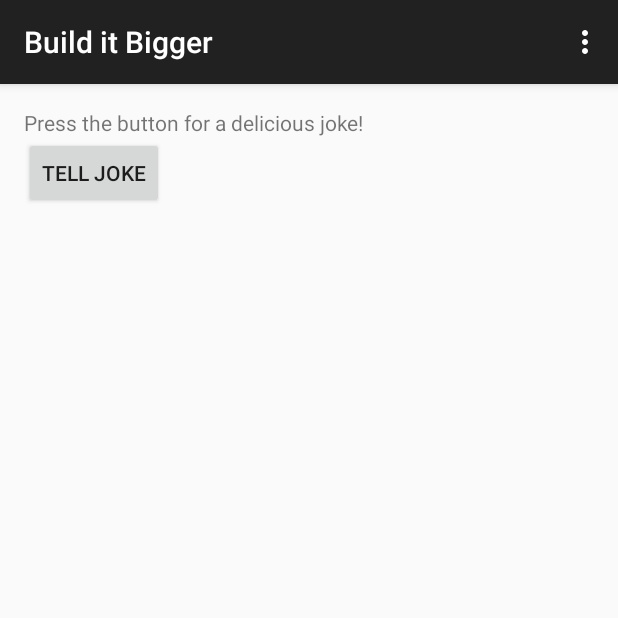
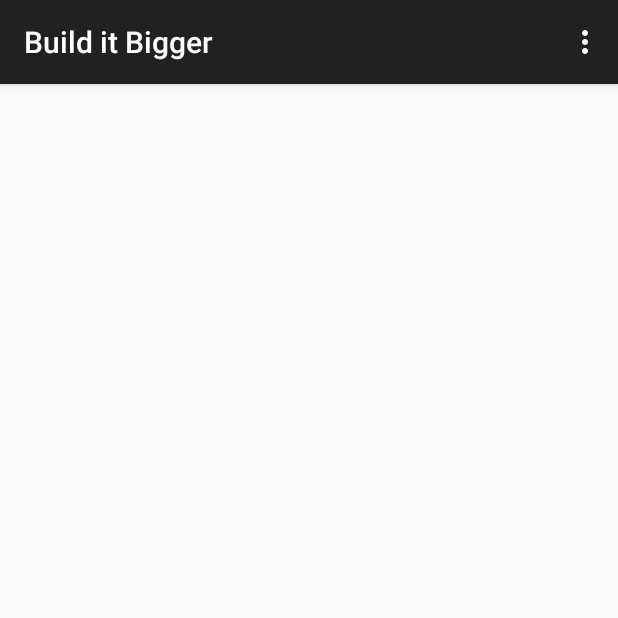
Before and after one commit to steve111MV/BuiltItBigger, an Android app: the screen it shows after launch (MainActivity), on a phone screen of 412 x 824 dp, the top half of it. Run offline under Robolectric (Android 15) with nearby library versions, the phone set to English and light mode, and no system bars; 1 statement that could not run was skipped.

```diff
--- a/app/src/main/java/com/udacity/gradle/builditbigger/MainActivityFragment.java
+++ /dev/null
@@ -1,36 +0,0 @@
-package com.udacity.gradle.builditbigger;
-
-import android.os.Bundle;
-import android.support.v4.app.Fragment;
-import android.view.LayoutInflater;
-import android.view.View;
-import android.view.ViewGroup;
-
-import com.google.android.gms.ads.AdRequest;
-import com.google.android.gms.ads.AdView;
-
-
-/**
- * A placeholder fragment containing a simple view.
- */
-public class MainActivityFragment extends Fragment {
-
-    public MainActivityFragment() {
-    }
-
-    @Override
-    public View onCreateView(LayoutInflater inflater, ViewGroup container,
-                             Bundle savedInstanceState) {
-        View root = inflater.inflate(R.layout.fragment_main, container, false);
-
-        AdView mAdView = (AdView) root.findViewById(R.id.adView);
-        // Create an ad request. Check logcat output for the hashed device ID to
-        // get test ads on a physical device. e.g.
-        // "Use AdRequest.Builder.addTestDevice("ABCDEF012345") to get test ads on this device."
-        AdRequest adRequest = new AdRequest.Builder()
-                .addTestDevice(AdRequest.DEVICE_ID_EMULATOR)
-                .build();
-        mAdView.loadAd(adRequest);
-        return root;
-    }
-}
--- a/app/src/main/res/layout/fragment_main.xml
+++ /dev/null
@@ -1,36 +0,0 @@
-<RelativeLayout xmlns:android="http://schemas.android.com/apk/res/android"
-    xmlns:ads="http://schemas.android.com/apk/res-auto"
-    xmlns:tools="http://schemas.android.com/tools"
-    android:layout_width="match_parent"
-    android:layout_height="match_parent"
-    android:paddingBottom="@dimen/activity_vertical_margin"
-    android:paddingLeft="@dimen/activity_horizontal_margin"
-    android:paddingRight="@dimen/activity_horizontal_margin"
-    android:paddingTop="@dimen/activity_vertical_margin"
-    tools:context=".MainActivityFragment">
-
-    <TextView
-        android:id="@+id/instructions_text_view"
-        android:layout_width="wrap_content"
-        android:layout_height="wrap_content"
-        android:text="@string/instructions" />
-
-    <Button
-        android:layout_width="wrap_content"
-        android:layout_height="wrap_content"
-        android:layout_below="@+id/instructions_text_view"
-        android:onClick="tellJoke"
-        android:text="@string/button_text"
-
-        />
-
-    <com.google.android.gms.ads.AdView
-        android:id="@+id/adView"
-        android:layout_width="wrap_content"
-        android:layout_height="wrap_content"
-        android:layout_alignParentBottom="true"
-        android:layout_centerHorizontal="true"
-        ads:adSize="BANNER"
-        ads:adUnitId="@string/banner_ad_unit_id"></com.google.android.gms.ads.AdView>
-
-</RelativeLayout>
--- a/backend/build.gradle
+++ b/backend/build.gradle
@@ -34,7 +34,7 @@ dependencies {
 
     compile 'com.google.api-client:google-api-client-android:1.23.0'
 
-    compile project(':javajoke')
+    compile project(path: ':javajoke')
 
     /*
 
```
Also changed, not shown: androidjokedisplay/src/main/java/cg/ndendelab/androidjokedisplay/JokeDisplayActivity.java (+12 -0 lines), androidjokedisplay/src/main/res/layout/activity_joke_display.xml (+10 -2 lines), app/build.gradle (+16 -5 lines), app/src/main/java/com/udacity/gradle/builditbigger/EndpointsAsyncTask.java (+30 -11 lines), app/src/main/java/com/udacity/gradle/builditbigger/MainActivity.java (+3 -4 lines), backend/src/main/java/com/udacity/gradle/builditbigger/backend/MyEndpoint.java (+7 -3 lines), javajoke/src/main/java/cg/ndendelab/javajoke/JokeTeller.java (+21 -0 lines), 2 other files.
